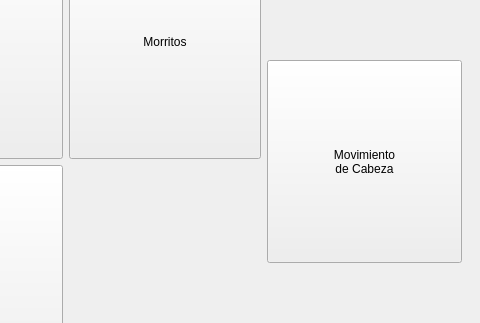
The window that conf/prueba.ui (Ivigaga/TFG) describes before a commit, drawn with Qt 5; both pictures show x 552 to 1032 and y 286 to 609 of the 1032 by 725 pixel window.
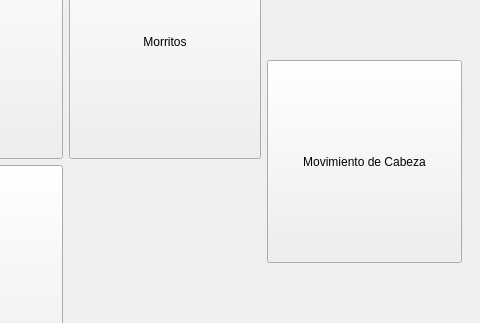
The same window after the commit. Icons and pictures are not drawn. Custom widgets are drawn as their Qt base class.

Diff of the .ui file:
```diff
--- a/conf/prueba.ui
+++ b/conf/prueba.ui
@@ -545,7 +545,7 @@
                    </spacer>
                   </item>
                   <item>
-                   <widget class="QPushButton" name="noseButton">
+                   <widget class="QToolButton" name="noseButton">
                     <property name="sizePolicy">
                      <sizepolicy hsizetype="Minimum" vsizetype="Expanding">
                       <horstretch>0</horstretch>
@@ -553,8 +553,19 @@
                      </sizepolicy>
                     </property>
                     <property name="text">
-                     <string>Movimiento 
-de Cabeza</string>
+                        <string>Movimiento de Cabeza</string>
+                        </property>
+                        <property name="iconSize">
+                        <size>
+                        <width>80</width>
+                        <height>80</height>
+                        </size>
+                        </property>
+                        <property name="toolButtonStyle">
+                        <enum>Qt::ToolButtonTextUnderIcon</enum>
+                        </property>
+                        <property name="gesture" stdset="0">
+                        <string>nose</string>
                     </property>
                    </widget>
                   </item>
```
Lines whose indentation alone changed are shown as unchanged.
